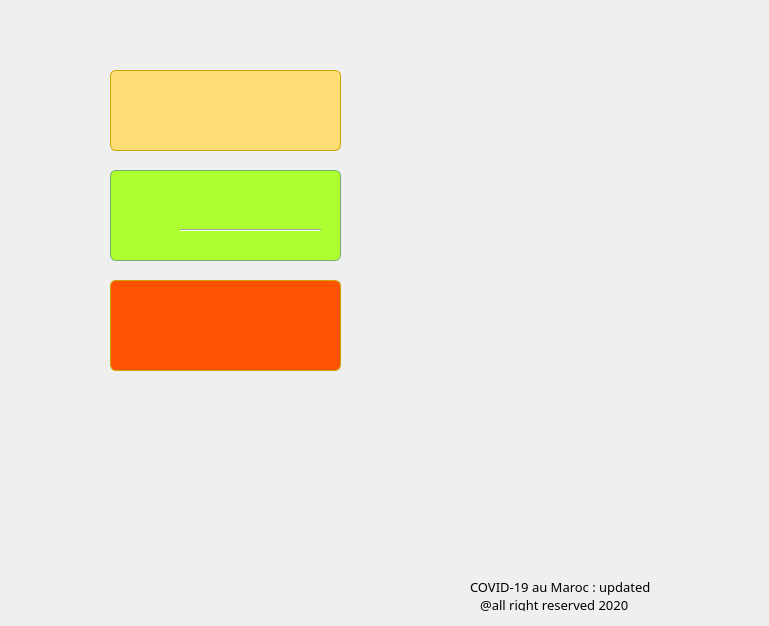
Above: untitled/Secdialog.ui from elfetoua/Qt-cpp before the change. Below: the same form after it.
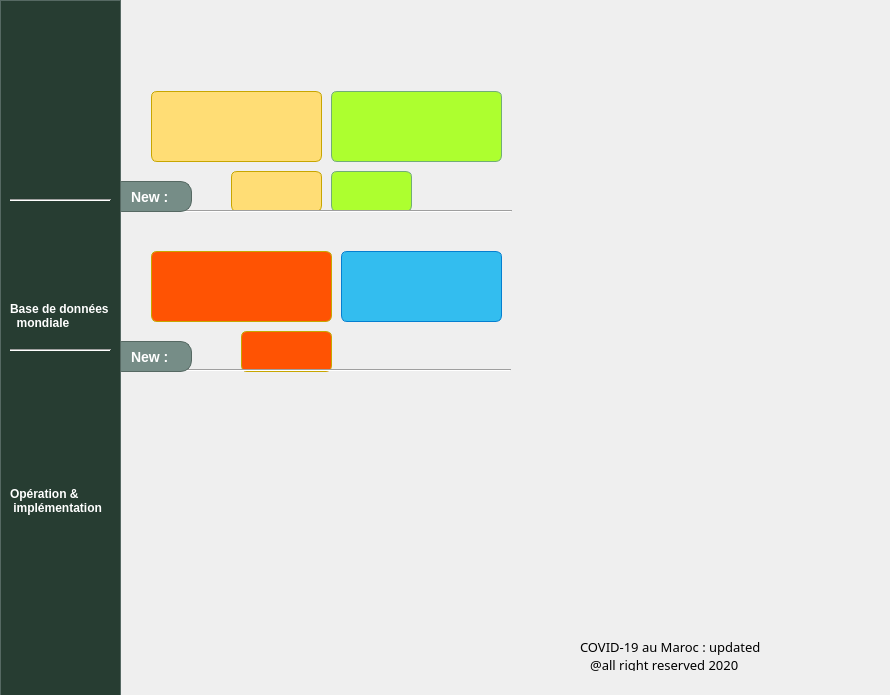
That is the form after the change. Custom widgets are drawn as their Qt base class.

```diff
--- a/untitled/Secdialog.ui
+++ b/untitled/Secdialog.ui
@@ -6,8 +6,8 @@
    <rect>
     <x>0</x>
     <y>0</y>
-    <width>769</width>
-    <height>626</height>
+    <width>890</width>
+    <height>695</height>
    </rect>
   </property>
   <property name="windowTitle">
@@ -16,18 +16,18 @@
   <widget class="QLabel" name="label_time">
    <property name="geometry">
     <rect>
-     <x>540</x>
-     <y>14</y>
-     <width>151</width>
-     <height>41</height>
+     <x>610</x>
+     <y>24</y>
+     <width>101</width>
+     <height>21</height>
     </rect>
    </property>
    <property name="font">
     <font>
-     <pointsize>16</pointsize>
-     <weight>75</weight>
-     <bold>true</bold>
-     <underline>true</underline>
+     <pointsize>9</pointsize>
+     <weight>50</weight>
+     <bold>false</bold>
+     <underline>false</underline>
     </font>
    </property>
    <property name="text">
@@ -37,10 +37,10 @@
   <widget class="QLabel" name="label_pics">
    <property name="geometry">
     <rect>
-     <x>440</x>
+     <x>520</x>
      <y>10</y>
-     <width>311</width>
-     <height>621</height>
+     <width>351</width>
+     <height>651</height>
     </rect>
    </property>
    <property name="minimumSize">
@@ -70,8 +70,8 @@
   <widget class="QLabel" name="label_maroc">
    <property name="geometry">
     <rect>
-     <x>30</x>
-     <y>20</y>
+     <x>760</x>
+     <y>0</y>
      <width>121</width>
      <height>31</height>
     </rect>
@@ -83,10 +83,10 @@
   <widget class="QLabel" name="label_Recovred">
    <property name="geometry">
     <rect>
-     <x>110</x>
-     <y>170</y>
-     <width>231</width>
-     <height>91</height>
+     <x>331</x>
+     <y>91</y>
+     <width>171</width>
+     <height>71</height>
     </rect>
    </property>
    <property name="font">
@@ -121,10 +121,10 @@
   <widget class="QLabel" name="label_active">
    <property name="geometry">
     <rect>
-     <x>110</x>
-     <y>70</y>
-     <width>231</width>
-     <height>81</height>
+     <x>151</x>
+     <y>91</y>
+     <width>171</width>
+     <height>71</height>
     </rect>
    </property>
    <property name="font">
@@ -157,48 +157,39 @@
     <string/>
    </property>
   </widget>
-  <widget class="QLabel" name="label_up1">
-   <property name="geometry">
-    <rect>
-     <x>140</x>
-     <y>110</y>
-     <width>61</width>
-     <height>31</height>
-    </rect>
-   </property>
-   <property name="font">
-    <font>
-     <family>Arial Rounded MT Bold</family>
-     <pointsize>14</pointsize>
-     <weight>50</weight>
-     <italic>false</italic>
-     <bold>false</bold>
-    </font>
-   </property>
-   <property name="styleSheet">
-    <string notr="true"/>
-   </property>
-   <property name="text">
-    <string/>
-   </property>
-  </widget>
   <widget class="QLabel" name="label_2">
    <property name="geometry">
     <rect>
-     <x>120</x>
-     <y>240</y>
-     <width>51</width>
+     <x>331</x>
+     <y>171</y>
+     <width>81</width>
      <height>41</height>
     </rect>
    </property>
    <property name="font">
     <font>
-     <family>Arial Rounded MT Bold</family>
+     <family>MS Sans Serif</family>
      <pointsize>14</pointsize>
+     <weight>75</weight>
+     <bold>true</bold>
+     <underline>false</underline>
+     <strikeout>false</strikeout>
     </font>
    </property>
    <property name="styleSheet">
-    <string notr="true">color:#ffffff;</string>
+    <string notr="true">box-shadow:inset 0px 1px 0px 0px #aef29b;
+	
+	background-color:#ADFF2F;
+	border-radius:6px;
+	border:1px solid #71ad77;
+	display:inline-block;
+	cursor:pointer;
+	color:#ffffff;
+	padding:6px 24px;
+	text-shadow:1px 1px 1px #919191;
+   -webkit-text-stroke-color:;
+    -webkit-text-stroke-width:
+</string>
    </property>
    <property name="text">
     <string/>
@@ -207,10 +198,10 @@
   <widget class="QLabel" name="label_patient">
    <property name="geometry">
     <rect>
-     <x>20</x>
-     <y>80</y>
-     <width>71</width>
-     <height>71</height>
+     <x>281</x>
+     <y>131</y>
+     <width>31</width>
+     <height>31</height>
     </rect>
    </property>
    <property name="text">
@@ -220,10 +211,10 @@
   <widget class="QLabel" name="label_recovred">
    <property name="geometry">
     <rect>
-     <x>30</x>
-     <y>190</y>
-     <width>61</width>
-     <height>71</height>
+     <x>341</x>
+     <y>131</y>
+     <width>31</width>
+     <height>31</height>
     </rect>
    </property>
    <property name="text">
@@ -233,18 +224,18 @@
   <widget class="QLabel" name="label_death">
    <property name="geometry">
     <rect>
-     <x>110</x>
-     <y>280</y>
-     <width>231</width>
-     <height>91</height>
+     <x>151</x>
+     <y>251</y>
+     <width>181</width>
+     <height>71</height>
     </rect>
    </property>
    <property name="font">
     <font>
      <family>Arial Rounded MT Bold</family>
      <pointsize>14</pointsize>
-     <weight>50</weight>
-     <bold>false</bold>
+     <weight>75</weight>
+     <bold>true</bold>
      <underline>false</underline>
      <strikeout>false</strikeout>
     </font>
@@ -257,7 +248,7 @@
 	display:inline-block;
 	cursor:pointer;
 	color:#ffffff;
-	
+	font-weight:bold;
 	padding:6px 15px;
 	text-decoration:none;
 	text-shadow:0px 1px 0px #e6b0ac;</string>
@@ -269,21 +260,297 @@
   <widget class="QLabel" name="label_skull">
    <property name="geometry">
     <rect>
-     <x>30</x>
-     <y>310</y>
-     <width>51</width>
-     <height>51</height>
+     <x>281</x>
+     <y>271</y>
+     <width>41</width>
+     <height>41</height>
     </rect>
    </property>
    <property name="text">
     <string/>
    </property>
   </widget>
+  <widget class="QLabel" name="label_3">
+   <property name="geometry">
+    <rect>
+     <x>241</x>
+     <y>331</y>
+     <width>91</width>
+     <height>41</height>
+    </rect>
+   </property>
+   <property name="font">
+    <font>
+     <family>MS Sans Serif</family>
+     <pointsize>14</pointsize>
+     <weight>75</weight>
+     <bold>true</bold>
+     <underline>false</underline>
+     <strikeout>false</strikeout>
+    </font>
+   </property>
+   <property name="styleSheet">
+    <string notr="true">box-shadow:inset 0px 39px 0px -24px #fc5624;
+	background-color:#ff5303;
+	border-radius:6px;
+	border:1px solid #c7a600;
+	display:inline-block;
+	cursor:pointer;
+	color:#ffffff;
+	
+	padding:6px 15px;
+	text-decoration:none;
+	text-shadow:0px 1px 0px #e6b0ac;</string>
+   </property>
+   <property name="text">
+    <string/>
+   </property>
+  </widget>
+  <widget class="QLabel" name="label_up2">
+   <property name="geometry">
+    <rect>
+     <x>281</x>
+     <y>251</y>
+     <width>61</width>
+     <height>31</height>
+    </rect>
+   </property>
+   <property name="font">
+    <font>
+     <family>Arial Rounded MT Bold</family>
+     <pointsize>14</pointsize>
+     <weight>50</weight>
+     <italic>false</italic>
+     <bold>false</bold>
+    </font>
+   </property>
+   <property name="styleSheet">
+    <string notr="true"/>
+   </property>
+   <property name="text">
+    <string/>
+   </property>
+  </widget>
+  <widget class="QLabel" name="label_1">
+   <property name="geometry">
+    <rect>
+     <x>231</x>
+     <y>171</y>
+     <width>91</width>
+     <height>41</height>
+    </rect>
+   </property>
+   <property name="font">
+    <font>
+     <family>MS Sans Serif</family>
+     <pointsize>14</pointsize>
+     <weight>75</weight>
+     <bold>true</bold>
+     <underline>false</underline>
+     <strikeout>false</strikeout>
+    </font>
+   </property>
+   <property name="styleSheet">
+    <string notr="true">box-shadow:inset 0px 1px 0px 0px #f0e405;
+	background:linear-gradient(to bottom, #ffdd75 5%, #f5e08b 100%);
+	background-color:#ffdd75;
+	border-radius:6px;
+	border:1px solid #c7a600;
+	display:inline-block;
+	cursor:pointer;
+	color:#ffffff;
+	font-weight:bold;
+	padding:6px 24px;
+	text-decoration:none;
+	text-shadow:0px 1px 0px #2f6627;</string>
+   </property>
+   <property name="text">
+    <string/>
+   </property>
+  </widget>
+  <widget class="Line" name="line">
+   <property name="geometry">
+    <rect>
+     <x>121</x>
+     <y>201</y>
+     <width>391</width>
+     <height>21</height>
+    </rect>
+   </property>
+   <property name="orientation">
+    <enum>Qt::Horizontal</enum>
+   </property>
+  </widget>
+  <widget class="QLabel" name="label_4">
+   <property name="geometry">
+    <rect>
+     <x>111</x>
+     <y>181</y>
+     <width>81</width>
+     <height>31</height>
+    </rect>
+   </property>
+   <property name="font">
+    <font>
+     <family>Arial</family>
+     <pointsize>-1</pointsize>
+     <weight>75</weight>
+     <bold>true</bold>
+     <underline>false</underline>
+     <strikeout>false</strikeout>
+    </font>
+   </property>
+   <property name="styleSheet">
+    <string notr="true">	box-shadow:inset 0px 0px 3px 0px #91b8b3;
+	background:linear-gradient(to bottom, #768d87 5%, #6c7c7c 100%);
+	background-color:#768d87;
+	border-radius:11px;
+	border:1px solid #566963;
+	display:inline-block;
+	cursor:pointer;
+	color:#ffffff;
+	font-family:Arial;
+	font-size:14px;
+	font-weight:bold;
+	padding:9px 15px;
+	text-decoration:none;
+	text-shadow:0px 0px 0px #2b665e;</string>
+   </property>
+   <property name="text">
+    <string>New :</string>
+   </property>
+  </widget>
+  <widget class="Line" name="line_4">
+   <property name="geometry">
+    <rect>
+     <x>150</x>
+     <y>360</y>
+     <width>361</width>
+     <height>21</height>
+    </rect>
+   </property>
+   <property name="orientation">
+    <enum>Qt::Horizontal</enum>
+   </property>
+  </widget>
+  <widget class="QLabel" name="label_8">
+   <property name="geometry">
+    <rect>
+     <x>111</x>
+     <y>341</y>
+     <width>81</width>
+     <height>31</height>
+    </rect>
+   </property>
+   <property name="font">
+    <font>
+     <family>Arial</family>
+     <pointsize>-1</pointsize>
+     <weight>75</weight>
+     <bold>true</bold>
+     <underline>false</underline>
+     <strikeout>false</strikeout>
+    </font>
+   </property>
+   <property name="styleSheet">
+    <string notr="true">	box-shadow:inset 0px 0px 3px 0px #91b8b3;
+	background:linear-gradient(to bottom, #768d87 5%, #6c7c7c 100%);
+	background-color:#768d87;
+	border-radius:11px;
+	border:1px solid #566963;
+	display:inline-block;
+	cursor:pointer;
+	color:#ffffff;
+	font-family:Arial;
+	font-size:14px;
+	font-weight:bold;
+	padding:9px 15px;
+	text-decoration:none;
+	text-shadow:0px 0px 0px #2b665e;</string>
+   </property>
+   <property name="text">
+    <string>New :</string>
+   </property>
+  </widget>
+  <widget class="QLabel" name="label_skull_2">
+   <property name="geometry">
+    <rect>
+     <x>500</x>
+     <y>590</y>
+     <width>41</width>
+     <height>41</height>
+    </rect>
+   </property>
+   <property name="text">
+    <string/>
+   </property>
+  </widget>
+  <widget class="QLabel" name="label_actuel">
+   <property name="geometry">
+    <rect>
+     <x>341</x>
+     <y>251</y>
+     <width>161</width>
+     <height>71</height>
+    </rect>
+   </property>
+   <property name="font">
+    <font>
+     <family>Arial Rounded MT Bold</family>
+     <pointsize>14</pointsize>
+     <weight>75</weight>
+     <bold>true</bold>
+     <underline>false</underline>
+     <strikeout>false</strikeout>
+    </font>
+   </property>
+   <property name="styleSheet">
+    <string notr="true">box-shadow: 0px 1px 0px 0px #f0f7fa;
+	background:linear-gradient(to bottom, #33bdef 5%, #019ad2 100%);
+	background-color:#33bdef;
+	border-radius:6px;
+	border:1px solid #057fd0;
+	display:inline-block;
+	cursor:pointer;
+	color:#ffffff;
+	
+	font-weight:bold;
+	padding:6px 24px;
+	text-decoration:none;
+	text-shadow:0px -1px 0px #5b6178;</string>
+   </property>
+   <property name="text">
+    <string/>
+   </property>
+  </widget>
+  <widget class="QLabel" name="label_skull_3">
+   <property name="geometry">
+    <rect>
+     <x>280</x>
+     <y>490</y>
+     <width>41</width>
+     <height>41</height>
+    </rect>
+   </property>
+   <property name="text">
+    <string/>
+   </property>
+  </widget>
+  <widget class="QCustomPlot" name="customPlot" native="true">
+   <property name="geometry">
+    <rect>
+     <x>100</x>
+     <y>390</y>
+     <width>401</width>
+     <height>301</height>
+    </rect>
+   </property>
+  </widget>
   <widget class="QLabel" name="label_flag">
    <property name="geometry">
     <rect>
-     <x>700</x>
-     <y>580</y>
+     <x>820</x>
+     <y>630</y>
      <width>71</width>
      <height>41</height>
     </rect>
@@ -295,8 +562,8 @@
   <widget class="QLabel" name="label">
    <property name="geometry">
     <rect>
-     <x>470</x>
-     <y>580</y>
+     <x>580</x>
+     <y>640</y>
      <width>281</width>
      <height>31</height>
     </rect>
@@ -312,33 +579,96 @@
    @all right reserved 2020</string>
    </property>
   </widget>
-  <widget class="QLabel" name="label_3">
+  <widget class="QLabel" name="label_5">
    <property name="geometry">
     <rect>
-     <x>120</x>
-     <y>320</y>
-     <width>51</width>
-     <height>41</height>
+     <x>0</x>
+     <y>0</y>
+     <width>121</width>
+     <height>701</height>
     </rect>
    </property>
-   <property name="font">
-    <font>
-     <pointsize>14</pointsize>
-    </font>
-   </property>
    <property name="styleSheet">
-    <string notr="true">color:#ffffff;</string>
+    <string notr="true">box-shadow:inset 0px 1px 3px 0px #91b8b3;
+	background:linear-gradient(to bottom, #273d32 5%, #6c7c7c 100%);
+	background-color:#273d32;
+	border:1px solid #566963;
+	display:inline-block;
+	cursor:pointer;
+	color:#ffffff;
+	font-family:Arial;
+	font-size:15px;
+	font-weight:bold;
+	padding:11px 23px;
+	text-decoration:none;
+	text-shadow:0px -1px 0px #2b665e;</string>
    </property>
    <property name="text">
     <string/>
    </property>
   </widget>
-  <widget class="QLabel" name="label_up2">
+  <widget class="QLabel" name="label_world_png">
    <property name="geometry">
     <rect>
-     <x>160</x>
+     <x>10</x>
      <y>230</y>
-     <width>61</width>
+     <width>101</width>
+     <height>81</height>
+    </rect>
+   </property>
+   <property name="text">
+    <string/>
+   </property>
+  </widget>
+  <widget class="QPushButton" name="pushButton_world">
+   <property name="geometry">
+    <rect>
+     <x>10</x>
+     <y>240</y>
+     <width>101</width>
+     <height>101</height>
+    </rect>
+   </property>
+   <property name="cursor">
+    <cursorShape>PointingHandCursor</cursorShape>
+   </property>
+   <property name="styleSheet">
+    <string notr="true">
+
+	border:0px solid #566963;
+	display:inline-block;
+	color:#ffffff;
+
+	padding:11px 23px;
+	</string>
+   </property>
+   <property name="text">
+    <string/>
+   </property>
+  </widget>
+  <widget class="QLabel" name="label_user_img">
+   <property name="geometry">
+    <rect>
+     <x>20</x>
+     <y>10</y>
+     <width>71</width>
+     <height>81</height>
+    </rect>
+   </property>
+   <property name="styleSheet">
+    <string notr="true">
+border-raduis:60px;</string>
+   </property>
+   <property name="text">
+    <string/>
+   </property>
+  </widget>
+  <widget class="QLabel" name="label_username">
+   <property name="geometry">
+    <rect>
+     <x>130</x>
+     <y>10</y>
+     <width>161</width>
      <height>31</height>
     </rect>
    </property>
@@ -354,48 +684,101 @@
    <property name="styleSheet">
     <string notr="true"/>
    </property>
+  </widget>
+  <widget class="QLabel" name="label_vi">
+   <property name="geometry">
+    <rect>
+     <x>20</x>
+     <y>410</y>
+     <width>91</width>
+     <height>71</height>
+    </rect>
+   </property>
    <property name="text">
     <string/>
    </property>
   </widget>
-  <widget class="QLabel" name="label_up3">
+  <widget class="QPushButton" name="pushButton_cmp">
    <property name="geometry">
     <rect>
-     <x>140</x>
-     <y>330</y>
-     <width>61</width>
-     <height>31</height>
+     <x>10</x>
+     <y>420</y>
+     <width>91</width>
+     <height>131</height>
     </rect>
    </property>
    <property name="font">
     <font>
-     <family>Arial Rounded MT Bold</family>
-     <pointsize>14</pointsize>
-     <weight>50</weight>
-     <italic>false</italic>
-     <bold>false</bold>
+     <pointsize>10</pointsize>
+     <weight>75</weight>
+     <bold>true</bold>
     </font>
    </property>
    <property name="styleSheet">
-    <string notr="true"/>
+    <string notr="true">
+
+	border:0px solid #566963;
+	display:inline-block;
+	color:#ffffff;
+
+	padding:11px 23px;
+	</string>
    </property>
    <property name="text">
     <string/>
    </property>
   </widget>
-  <widget class="QLabel" name="label_1">
+  <widget class="QLabel" name="label_7">
    <property name="geometry">
     <rect>
-     <x>120</x>
-     <y>100</y>
-     <width>51</width>
+     <x>10</x>
+     <y>290</y>
+     <width>111</width>
+     <height>51</height>
+    </rect>
+   </property>
+   <property name="font">
+    <font>
+     <pointsize>9</pointsize>
+     <weight>75</weight>
+     <bold>true</bold>
+    </font>
+   </property>
+   <property name="styleSheet">
+    <string notr="true">color:#ffffff;</string>
+   </property>
+   <property name="text">
+    <string>Base de données
+  mondiale</string>
+   </property>
+  </widget>
+  <widget class="Line" name="line_2">
+   <property name="geometry">
+    <rect>
+     <x>10</x>
+     <y>340</y>
+     <width>101</width>
+     <height>21</height>
+    </rect>
+   </property>
+   <property name="orientation">
+    <enum>Qt::Horizontal</enum>
+   </property>
+  </widget>
+  <widget class="QLabel" name="label_9">
+   <property name="geometry">
+    <rect>
+     <x>10</x>
+     <y>480</y>
+     <width>121</width>
      <height>41</height>
     </rect>
    </property>
    <property name="font">
     <font>
-     <family>Arial Rounded MT Bold</family>
-     <pointsize>14</pointsize>
+     <pointsize>9</pointsize>
+     <weight>75</weight>
+     <bold>true</bold>
     </font>
    </property>
    <property name="styleSheet">
@@ -403,15 +786,16 @@
 </string>
    </property>
    <property name="text">
-    <string/>
+    <string>Opération &amp; 
+ implémentation</string>
    </property>
   </widget>
-  <widget class="Line" name="line">
+  <widget class="Line" name="line_3">
    <property name="geometry">
     <rect>
-     <x>180</x>
-     <y>220</y>
-     <width>141</width>
+     <x>10</x>
+     <y>190</y>
+     <width>101</width>
      <height>21</height>
     </rect>
    </property>
@@ -419,7 +803,66 @@
     <enum>Qt::Horizontal</enum>
    </property>
   </widget>
+  <widget class="QLabel" name="label_date">
+   <property name="geometry">
+    <rect>
+     <x>590</x>
+     <y>0</y>
+     <width>181</width>
+     <height>31</height>
+    </rect>
+   </property>
+   <property name="font">
+    <font>
+     <pointsize>12</pointsize>
+     <weight>75</weight>
+     <bold>true</bold>
+    </font>
+   </property>
+   <property name="text">
+    <string/>
+   </property>
+  </widget>
+  <widget class="QLabel" name="label_eye">
+   <property name="geometry">
+    <rect>
+     <x>140</x>
+     <y>50</y>
+     <width>31</width>
+     <height>21</height>
+    </rect>
+   </property>
+   <property name="text">
+    <string/>
+   </property>
+  </widget>
+  <widget class="QLabel" name="label_consultation">
+   <property name="geometry">
+    <rect>
+     <x>170</x>
+     <y>50</y>
+     <width>91</width>
+     <height>21</height>
+    </rect>
+   </property>
+   <property name="font">
+    <font>
+     <pointsize>9</pointsize>
+    </font>
+   </property>
+   <property name="text">
+    <string/>
+   </property>
+  </widget>
  </widget>
+ <customwidgets>
+  <customwidget>
+   <class>QCustomPlot</class>
+   <extends>QWidget</extends>
+   <header>qcustomplot.h</header>
+   <container>1</container>
+  </customwidget>
+ </customwidgets>
  <resources/>
  <connections/>
 </ui>
```
Left out of the diff: 15 changed lines with no effect on the pictures.
